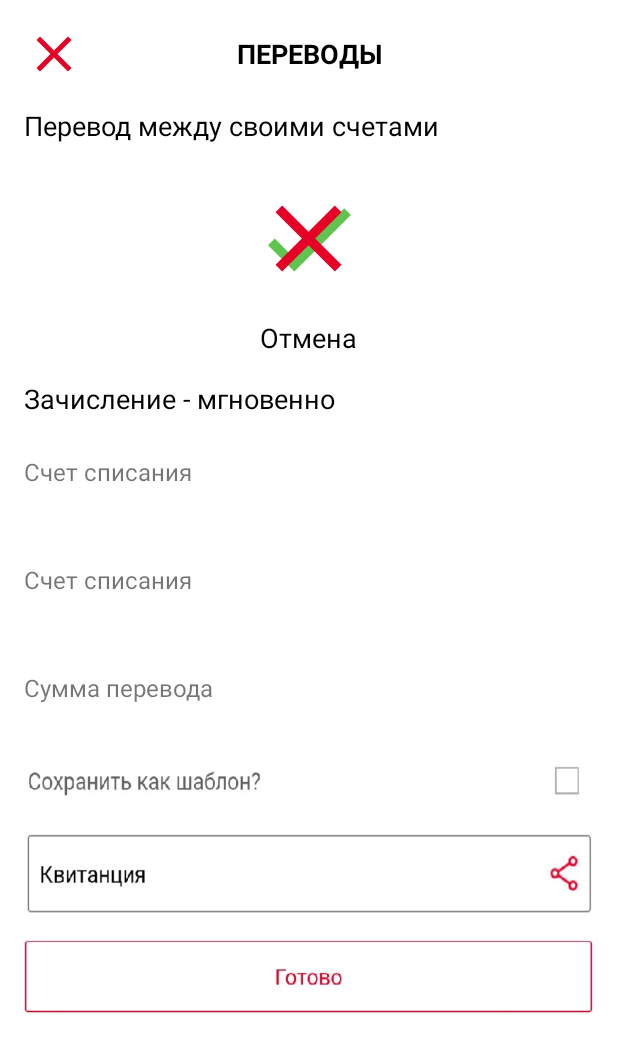
After one commit to IgorBeschastnov/techmadness-2019, an Android app: the ResultTransactionActivity screen opened directly, with no data from a screen before it, on a phone screen of 412 x 824 dp. The commit adds this screen. Shown: the top 1052 px of the screen. Run offline under Robolectric (Android 15) with nearby library versions, the phone set to English and light mode, and no system bars; our stand-ins replace ButterKnife.

Commit message:
feat: add transaction module

```diff
--- /dev/null
+++ b/mobile/app/src/main/java/com/avaskov/techmadness/ui/activities/ResultTransactionActivity.java
@@ -0,0 +1,89 @@
+package com.avaskov.techmadness.ui.activities;
+
+import android.app.Activity;
+import android.content.Intent;
+import android.os.Bundle;
+import android.view.View;
+import android.widget.ImageView;
+import android.widget.RelativeLayout;
+import android.widget.TextView;
+
+import androidx.annotation.Nullable;
+import androidx.appcompat.app.AlertDialog;
+
+import com.avaskov.techmadness.R;
+import com.avaskov.techmadness.domain.models.Offer;
+
+import butterknife.BindView;
+import butterknife.ButterKnife;
+import butterknife.OnClick;
+
+public class ResultTransactionActivity extends Activity {
+
+    @BindView(R.id.result_transaction_iv)
+    ImageView indicatorImageView;
+
+    @BindView(R.id.result_transaction_tv)
+    TextView indicatorTextView;
+
+    @BindView(R.id.result_transaction_from_account_tv)
+    TextView fromTextView;
+
+    @BindView(R.id.result_transaction_to_account_tv)
+    TextView toTextView;
+
+    @BindView(R.id.result_transaction_sum_tv)
+    TextView sumTextView;
+
+    @BindView(R.id.autopay_offer_rl)
+    RelativeLayout autopayOfferLayout;
+
+    @Override
+    protected void onCreate(@Nullable Bundle savedInstanceState) {
+        super.onCreate(savedInstanceState);
+
+        setContentView(R.layout.activity_result_transaction);
+        ButterKnife.bind(this);
+
+        Intent intent = getIntent();
+
+        if (intent.getBooleanExtra("success", false)) {
+            indicatorImageView.setImageResource(R.drawable.ic_ok_transaction);
+            indicatorTextView.setText("Успешно");
+        } else {
+            indicatorImageView.setImageResource(R.drawable.ic_close);
+            indicatorTextView.setText("Отмена");
+        }
+
+        fromTextView.setText(intent.getStringExtra("from"));
+        toTextView.setText(intent.getStringExtra("to"));
+        sumTextView.setText(intent.getStringExtra("sum"));
+
+        autopayOfferLayout.setVisibility(View.GONE);
+        //controller.obtainOffer(intent.getIntExtra("from", 0));
+    }
+
+    public void showOffer(Offer offer) {
+        AlertDialog.Builder builder = new AlertDialog.Builder(this);
+
+        builder.setMessage("Хотите подключить: " + offer.getText() + "?");
+
+     //   builder.setPositiveButton("Согласен", (dialog, id) -> controller.offerAccepted(offer));
+
+        builder.setNegativeButton("Скрыть", (dialog, id) -> {
+        });
+
+        AlertDialog dialog = builder.create();
+        dialog.show();
+    }
+
+    @OnClick(R.id.result_transaction_close_btn)
+    public void closeButtonPressed() {
+        finish();
+    }
+
+    @OnClick(R.id.done_btn)
+    public void doneButtonPressed() {
+        finish();
+    }
+}
--- a/mobile/app/src/main/res/layout/activity_result_transaction.xml
+++ b/mobile/app/src/main/res/layout/activity_result_transaction.xml
@@ -6,7 +6,7 @@
     android:background="@color/white">
 
     <ImageButton
-        android:id="@+id/transaction_close_btn"
+        android:id="@+id/result_transaction_close_btn"
         android:layout_width="40dp"
         android:layout_height="40dp"
         android:layout_marginStart="16dp"
@@ -18,7 +18,7 @@
         android:id="@+id/transaction_title_tv"
         android:layout_width="wrap_content"
         android:layout_height="40dp"
-        android:layout_alignTop="@id/transaction_close_btn"
+        android:layout_alignTop="@id/result_transaction_close_btn"
         android:layout_centerHorizontal="true"
         android:gravity="center"
         android:text="ПЕРЕВОДЫ"
@@ -31,7 +31,7 @@
         android:id="@+id/transaction_title_between_tv"
         android:layout_width="match_parent"
         android:layout_height="40dp"
-        android:layout_below="@id/transaction_close_btn"
+        android:layout_below="@id/result_transaction_close_btn"
         android:layout_marginStart="16dp"
         android:layout_marginTop="8dp"
         android:layout_marginEnd="16dp"
@@ -41,7 +41,7 @@
         android:textSize="18sp"
         tools:ignore="HardcodedText" />
 
-    <view
+    <View
         android:id="@+id/divider"
         android:layout_width="match_parent"
         android:layout_height="1dp"
@@ -188,13 +188,14 @@
     </RelativeLayout>
 
     <ImageButton
+        android:id="@+id/done_btn"
         android:layout_width="match_parent"
         android:layout_height="50dp"
-        android:background="@drawable/result_transaction_done_button_img"
+        android:layout_below="@id/autopay_offer_rl"
+        android:layout_marginStart="16dp"
         android:layout_marginTop="16dp"
         android:layout_marginEnd="16dp"
-        android:layout_marginStart="16dp"
-        android:layout_below="@id/autopay_offer_rl"
+        android:background="@drawable/result_transaction_done_button_img"
         tools:ignore="ContentDescription" />
 
 </RelativeLayout>
--- a/mobile/app/src/main/res/layout/activity_transaction.xml
+++ b/mobile/app/src/main/res/layout/activity_transaction.xml
@@ -41,7 +41,7 @@
         android:textSize="18sp"
         tools:ignore="HardcodedText" />
 
-    <view
+    <View
         android:id="@+id/divider"
         android:layout_width="match_parent"
         android:layout_height="1dp"
```
Also changed, not shown: mobile/app/src/main/AndroidManifest.xml (+7 -0 lines), mobile/app/src/main/java/com/avaskov/techmadness/presentation/controllers/TransactionController.java (added, +25 -0 lines), mobile/app/src/main/java/com/avaskov/techmadness/ui/activities/MainActivity.java (+18 -1 lines), mobile/app/src/main/java/com/avaskov/techmadness/ui/activities/TransactionActivity.java (added, +77 -0 lines).
